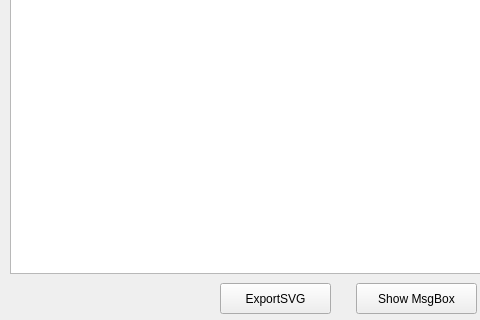
Above: ui.ui from RCura/PluginFlux before the change; both pictures show x 0 to 480 and y 307 to 627 of the 594 by 627 pixel window. Below: the same form after it.
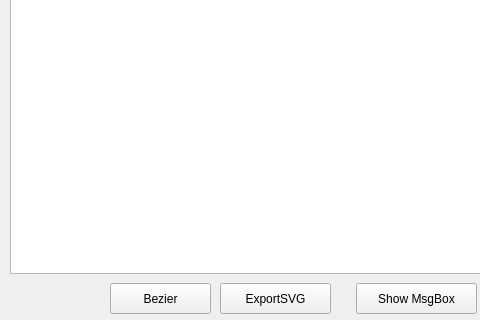
That is the form after the change.

What changed in the file:
```diff
--- a/ui.ui
+++ b/ui.ui
@@ -69,6 +69,19 @@
     <string>ExportSVG</string>
    </property>
   </widget>
+  <widget class="QPushButton" name="pB_Bezier">
+   <property name="geometry">
+    <rect>
+     <x>110</x>
+     <y>590</y>
+     <width>101</width>
+     <height>31</height>
+    </rect>
+   </property>
+   <property name="text">
+    <string>Bezier</string>
+   </property>
+  </widget>
  </widget>
  <resources/>
  <connections/>
```
